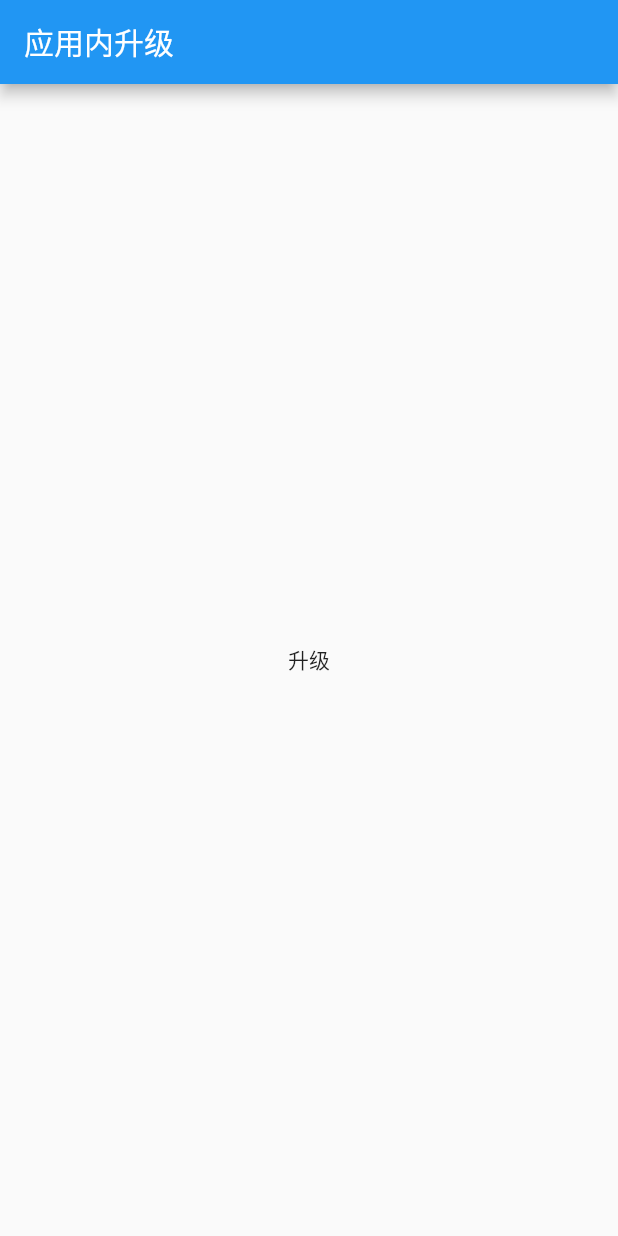
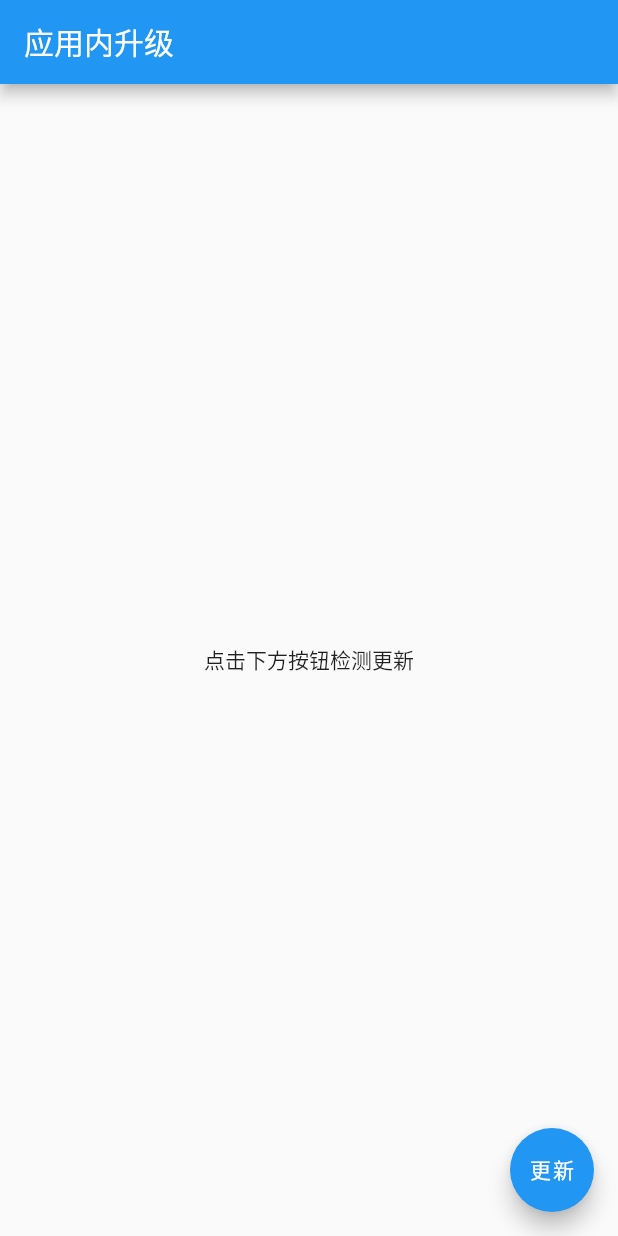
Before and after one commit to jishaofeng89/flutter_update_demo, a Flutter app: the screen it shows after launch, on a phone screen of 412 x 824 dp. Run offline on Flutter 3.47's test engine with Material 2 defaults, Android fonts, the phone set to English and light mode, and no system bars.

Commit message:
layout ok

```diff
--- a/lib/update/update_demo.dart
+++ b/lib/update/update_demo.dart
@@ -14,7 +14,18 @@ class _UpdateDemoState extends State<UpdateDemo> {
         title: Text('应用内升级')
       ),
       body: Center(
-        child: Text('升级'),
+        child: Text('点击下方按钮检测更新'),
+      ),
+      floatingActionButton: Builder(
+        builder: (BuildContext context) {
+          return FloatingActionButton(
+            onPressed: () {
+              print('开始更新了');
+            },
+            tooltip: '点击检测更新',
+            child: Text('更新'),
+          );
+        },
       ),
     );
   }
```
